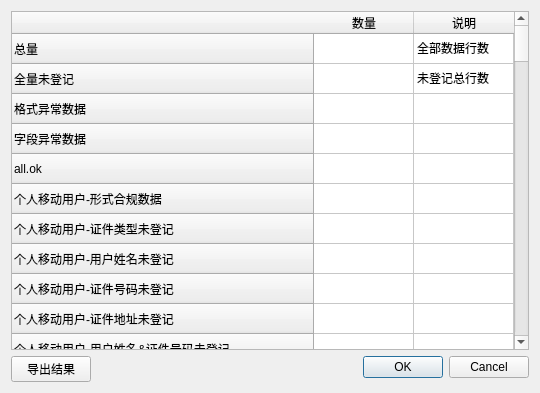
Above: tester/report.ui from nmgzxj/qtcode before the change. Below: the same form after it.
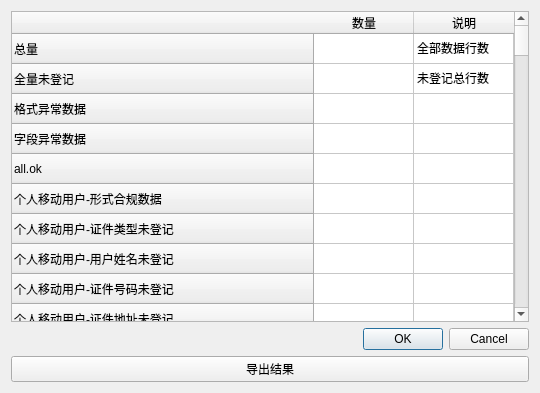
That is the form after the change.

Patch:
```diff
--- a/tester/report.ui
+++ b/tester/report.ui
@@ -16,25 +16,8 @@
   <property name="autoFillBackground">
    <bool>true</bool>
   </property>
-  <layout class="QFormLayout" name="formLayout">
-   <item row="1" column="0">
-    <widget class="QPushButton" name="pushButton">
-     <property name="text">
-      <string>导出结果</string>
-     </property>
-    </widget>
-   </item>
-   <item row="1" column="1">
-    <widget class="QDialogButtonBox" name="buttonBox">
-     <property name="orientation">
-      <enum>Qt::Horizontal</enum>
-     </property>
-     <property name="standardButtons">
-      <set>QDialogButtonBox::Cancel|QDialogButtonBox::Ok</set>
-     </property>
-    </widget>
-   </item>
-   <item row="0" column="0" colspan="2">
+  <layout class="QVBoxLayout" name="verticalLayout">
+   <item>
     <widget class="QTableWidget" name="tableWidget">
      <property name="selectionBehavior">
       <enum>QAbstractItemView::SelectRows</enum>
@@ -505,6 +488,23 @@
      </item>
     </widget>
    </item>
+   <item>
+    <widget class="QDialogButtonBox" name="buttonBox">
+     <property name="orientation">
+      <enum>Qt::Horizontal</enum>
+     </property>
+     <property name="standardButtons">
+      <set>QDialogButtonBox::Cancel|QDialogButtonBox::Ok</set>
+     </property>
+    </widget>
+   </item>
+   <item>
+    <widget class="QPushButton" name="pushButton">
+     <property name="text">
+      <string>导出结果</string>
+     </property>
+    </widget>
+   </item>
   </layout>
  </widget>
  <resources/>
```
